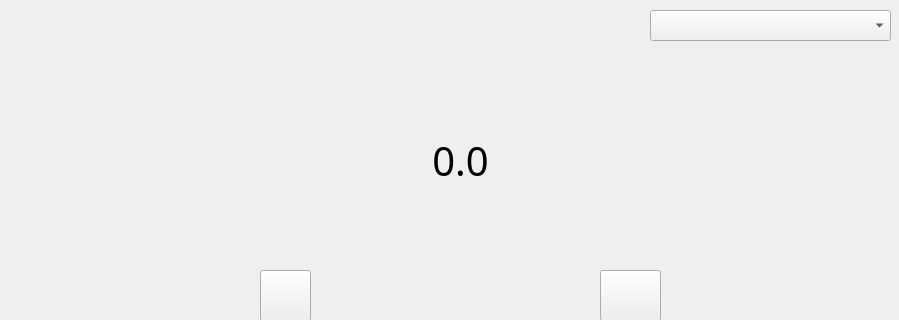
Above: login_jesus/cronometre.ui from enriquepoler/2damUAProject before the change; both pictures show x 0 to 899 and y 0 to 320 of the 899 by 711 pixel window. Below: the same form after it.
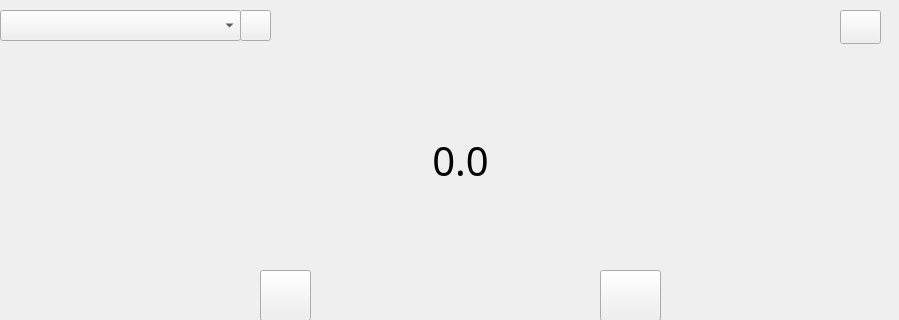
That is the form after the change. Icons and pictures are not drawn.

Commit message: time settings i millora de interfaces, sqliteCons

What changed in the file:
```diff
--- a/login_jesus/cronometre.ui
+++ b/login_jesus/cronometre.ui
@@ -170,13 +170,39 @@
   <widget class="QComboBox" name="comboBoxPacientes">
    <property name="geometry">
     <rect>
-     <x>650</x>
+     <x>0</x>
      <y>10</y>
      <width>241</width>
      <height>31</height>
     </rect>
    </property>
   </widget>
+  <widget class="QPushButton" name="refresh_combo_box_btn">
+   <property name="geometry">
+    <rect>
+     <x>240</x>
+     <y>10</y>
+     <width>31</width>
+     <height>31</height>
+    </rect>
+   </property>
+   <property name="text">
+    <string/>
+   </property>
+  </widget>
+  <widget class="QPushButton" name="settings_btn">
+   <property name="geometry">
+    <rect>
+     <x>840</x>
+     <y>10</y>
+     <width>41</width>
+     <height>34</height>
+    </rect>
+   </property>
+   <property name="text">
+    <string/>
+   </property>
+  </widget>
  </widget>
  <resources/>
  <connections/>
```
Left out of the diff: 2 changed lines with no effect on the pictures. The commit also changes 12 other files.
